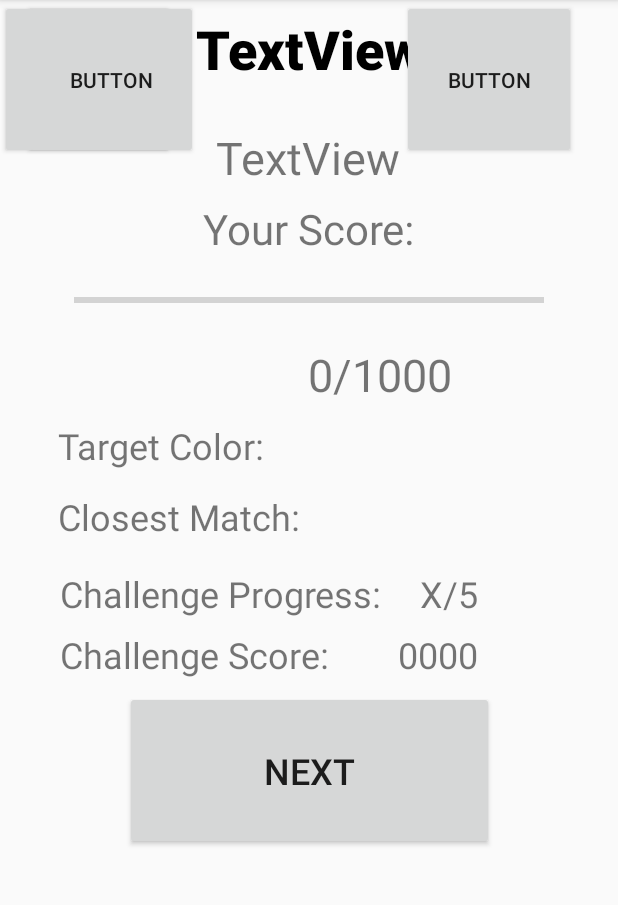
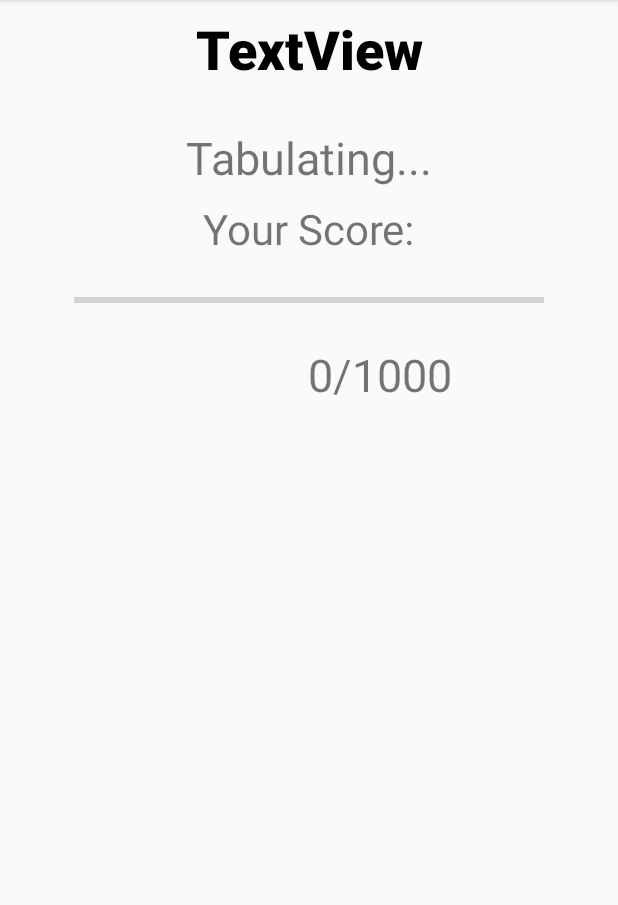
Before and after one commit to WeatheRay/colorHunt, an Android app: the Results screen opened directly, with no data from a screen before it, on a phone screen of 412 x 824 dp, the part 84-989 px from its top. Run offline under Robolectric (Android 15) with nearby library versions, the phone set to English and light mode, and no system bars; 3 statements that could not run were skipped.

Commit message:
added animation pt1.

```diff
--- a/app/src/main/java/colorhuntcompany/colorhunt/Landing.java
+++ b/app/src/main/java/colorhuntcompany/colorhunt/Landing.java
@@ -47,7 +47,7 @@ public class Landing extends AppCompatActivity {
     }
     public void clickStart(View name)
     {
-        startActivity(new Intent(Landing.this, MainActivity.class));
+        startActivity(new Intent(Landing.this, Results.class));
     }
     public void compress( Bitmap bitmap)
     {
--- a/app/src/main/java/colorhuntcompany/colorhunt/Results.java
+++ b/app/src/main/java/colorhuntcompany/colorhunt/Results.java
@@ -2,11 +2,16 @@ package colorhuntcompany.colorhunt;
 
 import android.graphics.Bitmap;
 import android.graphics.BitmapFactory;
+import android.os.CountDownTimer;
 import android.support.v7.app.AppCompatActivity;
 import android.os.Bundle;
 import android.util.Log;
+import android.view.View;
+import android.widget.ProgressBar;
+import android.widget.TextView;
 
 import java.util.ArrayList;
+import java.util.Timer;
 
 import static android.graphics.Color.blue;
 import static android.graphics.Color.green;
@@ -20,9 +25,12 @@ public class Results extends AppCompatActivity {
         super.onCreate(savedInstanceState);
         setContentView(R.layout.activity_results);
         //TODO: create and set global variable targetcolor
-        String picturePath=getFilesDir().toString()+"image.jpeg";
-        int target =0;
-        ProcessResult(target,ColorSearch(BitmapFactory.decodeFile(picturePath)));
+        String picturePath = getFilesDir().toString() + "image.jpeg";
+
+        int target = BitmapFactory.decodeFile(getFilesDir()+"target.jpeg").getPixel(0,0);
+
+        ProcessResult(target, ColorSearch(BitmapFactory.decodeFile(picturePath)));
+
     }
 
     public ArrayList<Integer> ColorSearch(Bitmap orig)
@@ -66,7 +74,39 @@ public class Results extends AppCompatActivity {
                 bestIndex = i;
             }
         }
+        //TODO: remove the hard coding here
+        final int bestf = 150;
         //TODO: Write a pass fail condition for a color being too far away or not
+        TextView test = findViewById(R.id.textView8);
+        test.setVisibility(View.INVISIBLE);
+
+        CountDownTimer t = new CountDownTimer(100*best/5, 100) {
+            public int counted = 0;
+            @Override
+            public void onTick(long millisUntilFinished) {
+                ProgressBar p = findViewById(R.id.progressBar);
+                if(bestf-counted >=5)
+                {
+
+                    p.setProgress(p.getProgress()+5);
+                    counted+=5;
+                }
+                else {
+                    p.setProgress(p.getProgress() + bestf - counted);
+                    counted = bestf;
+                }
+                TextView t = findViewById(R.id.textView7);
+                t.setText(counted+"/1000");
+            }
+
+            @Override
+            public void onFinish() {
+
+            }
+        }.start();
+
+
+
 
     }
 }
--- a/app/src/main/res/layout/activity_results.xml
+++ b/app/src/main/res/layout/activity_results.xml
@@ -10,18 +10,29 @@
         android:id="@+id/open_home_button"
         android:layout_width="116dp"
         android:layout_height="106dp"
-        android:text="Button"
-        tools:layout_editor_absoluteX="141dp"
-        tools:layout_editor_absoluteY="594dp" />
+        android:layout_marginStart="8dp"
+        android:layout_marginTop="8dp"
+        android:layout_marginEnd="8dp"
+
+        android:text="Home"
+        android:textSize="24sp"
+        android:visibility="invisible"
+        app:layout_constraintEnd_toStartOf="@+id/stats_button"
+        app:layout_constraintStart_toEndOf="@+id/play_again_button"
+        app:layout_constraintTop_toBottomOf="@+id/textView12" />
+        android:layout_marginLeft="10px"
+        android:layout_marginRight="10px"
 
     <Button
         android:id="@+id/stats_button"
         android:layout_width="116dp"
         android:layout_height="106dp"
-        android:layout_marginEnd="28dp"
-        android:text="Button"
+        android:layout_marginTop="8dp"
+        android:text="Stats"
+        android:textSize="24sp"
+        android:visibility="invisible"
         app:layout_constraintEnd_toEndOf="parent"
-        tools:layout_editor_absoluteY="594dp" />
+        app:layout_constraintTop_toBottomOf="@+id/textView12" />
 
     <TextView
         android:id="@+id/textView3"
@@ -46,8 +57,9 @@
         android:layout_marginStart="16dp"
         android:layout_marginTop="28dp"
         android:layout_marginEnd="8dp"
-        android:text="TextView"
+        android:text="Tabulating..."
         android:textSize="30sp"
+        android:visibility="visible"
         app:layout_constraintEnd_toEndOf="parent"
         app:layout_constraintHorizontal_bias="0.482"
         app:layout_constraintStart_toStartOf="parent"
@@ -104,6 +116,7 @@
         android:layout_marginEnd="8dp"
         android:text="Target Color:"
         android:textSize="24sp"
+        android:visibility="invisible"
         app:layout_constraintEnd_toStartOf="@+id/guideline3"
         app:layout_constraintHorizontal_bias="1.0"
         app:layout_constraintStart_toStartOf="parent"
@@ -118,13 +131,12 @@
 
     <ImageView
         android:id="@+id/target_imageview"
-        android:layout_width="48sp"
+        android:layout_width="39sp"
         android:layout_height="39dp"
-        android:layout_marginStart="32dp"
         android:layout_marginTop="12dp"
-        android:layout_marginEnd="8dp"
+        android:layout_marginEnd="44dp"
+        android:visibility="invisible"
         app:layout_constraintEnd_toStartOf="@+id/guideline5"
-        app:layout_constraintStart_toEndOf="@+id/textView8"
         app:layout_constraintTop_toBottomOf="@+id/textView7"
         tools:srcCompat="@tools:sample/avatars" />
 
@@ -132,11 +144,10 @@
         android:id="@+id/closest_imageview"
         android:layout_width="39sp"
         android:layout_height="39sp"
-        android:layout_marginStart="24dp"
         android:layout_marginTop="8dp"
-        android:layout_marginEnd="8dp"
+        android:layout_marginEnd="44dp"
+        android:visibility="invisible"
         app:layout_constraintEnd_toStartOf="@+id/guideline5"
-        app:layout_constraintStart_toStartOf="@+id/guideline3"
         app:layout_constraintTop_toBottomOf="@+id/target_imageview"
         tools:srcCompat="@tools:sample/avatars" />
 
@@ -149,6 +160,7 @@
         android:layout_marginEnd="8dp"
         android:text="Closest Match:"
         android:textSize="24sp"
+        android:visibility="invisible"
         app:layout_constraintEnd_toStartOf="@+id/guideline3"
         app:layout_constraintHorizontal_bias="1.0"
         app:layout_constraintStart_toStartOf="parent"
@@ -158,10 +170,12 @@
         android:id="@+id/play_again_button"
         android:layout_width="116dp"
         android:layout_height="106dp"
-        android:layout_marginStart="16dp"
-        android:text="Button"
+        android:layout_marginTop="8dp"
+        android:text="Play Again"
+        android:textSize="24sp"
+        android:visibility="invisible"
         app:layout_constraintStart_toStartOf="parent"
-        tools:layout_editor_absoluteY="594dp" />
+        app:layout_constraintTop_toBottomOf="@+id/textView12" />
 
     <Button
         android:id="@+id/next_color_button"
@@ -173,8 +187,10 @@
         android:text="Next"
         android:textSize="24sp"
         app:layout_constraintEnd_toEndOf="parent"
+        app:layout_constraintHorizontal_bias="0.57"
         app:layout_constraintStart_toStartOf="parent"
-        app:layout_constraintTop_toBottomOf="@+id/textView12" />
+        app:layout_constraintTop_toBottomOf="@+id/textView12"
+        android:visibility="invisible" />
 
     <TextView
         android:id="@+id/textView10"
@@ -184,6 +200,7 @@
         android:layout_marginTop="8dp"
         android:text="Challenge Progress:"
         android:textSize="24sp"
+        android:visibility="invisible"
         app:layout_constraintStart_toStartOf="parent"
         app:layout_constraintTop_toBottomOf="@+id/textView9" />
 
@@ -197,6 +214,7 @@
         android:text="X/5"
         android:textAlignment="textEnd"
         android:textSize="24sp"
+        android:visibility="invisible"
         app:layout_constraintEnd_toStartOf="@+id/guideline5"
         app:layout_constraintHorizontal_bias="0.586"
         app:layout_constraintStart_toStartOf="@+id/guideline3"
@@ -210,6 +228,7 @@
         android:layout_marginTop="8dp"
         android:text="Challenge Score:"
         android:textSize="24sp"
+        android:visibility="invisible"
         app:layout_constraintStart_toStartOf="parent"
         app:layout_constraintTop_toBottomOf="@+id/textView10" />
 
@@ -230,6 +249,7 @@
         android:text="0000"
         android:textAlignment="textEnd"
         android:textSize="24sp"
+        android:visibility="invisible"
         app:layout_constraintEnd_toStartOf="@+id/guideline5"
         app:layout_constraintStart_toStartOf="@+id/guideline3"
         app:layout_constraintTop_toBottomOf="@+id/challenge_progress_textview" />
```
